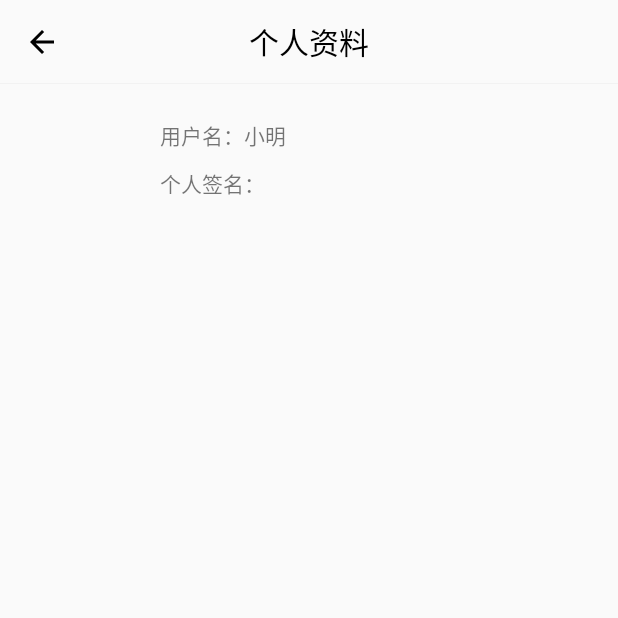
After one commit to CMingTseng/MyChat, an Android app: the AccountProfileActivity screen opened directly, with no data from a screen before it, on a phone screen of 412 x 824 dp, the top half of it. The commit adds this screen. Run offline under Robolectric (Android 15) with nearby library versions, the phone set to English and light mode, and no system bars; libraries missing offline, so code that uses them is left out: com.netease.nim, com.netease.nimlib; pictures from the network do not load; 5 statements that could not run were skipped.

Commit message:
显示用户信息，更新用户信息

```diff
--- a/app/src/main/AndroidManifest.xml
+++ b/app/src/main/AndroidManifest.xml
@@ -41,7 +41,7 @@
         android:icon="@mipmap/icon_chat"
         android:label="@string/app_name"
         android:supportsRtl="true"
-        android:name=".MyApplication"
+        android:name=".NimApplication"
         android:theme="@style/AppTheme">
 
         <activity android:name=".WelcomeActivity"
@@ -106,6 +106,8 @@
 
         <activity android:name=".ui.main.MainActivity"/>
         <activity android:name=".ui.login.LoginActivity"/>
+        <activity android:name=".ui.profile.AccountProfileActivity"/>
+        <activity android:name=".ui.profile.EditAccountProfileActivity"/>
     </application>
 
 </manifest>
--- a/app/src/main/java/com/dingmouren/mychat/MyApplication.java
+++ b/app/src/main/java/com/dingmouren/mychat/NimApplication.java
@@ -24,7 +24,7 @@ import java.io.IOException;
  * Created by Administrator on 2018/4/18.
  */
 
-public class MyApplication extends Application {
+public class NimApplication extends Application {
     public static Application sApplication;
     @Override
     public void onCreate() {
@@ -44,6 +44,7 @@ public class MyApplication extends Application {
 
             initUIKit();
 
+            NimSessionHelper.init();
         }
     }
 
--- a/app/src/main/java/com/dingmouren/mychat/NimPreferences.java
+++ b/app/src/main/java/com/dingmouren/mychat/NimPreferences.java
@@ -38,6 +38,6 @@ public class NimPreferences {
     }
 
     static SharedPreferences getSharedPreferences() {
-        return MyApplication.sApplication.getSharedPreferences("nim", Context.MODE_PRIVATE);
+        return NimApplication.sApplication.getSharedPreferences("nim", Context.MODE_PRIVATE);
     }
 }
--- /dev/null
+++ b/app/src/main/java/com/dingmouren/mychat/ui/profile/AccountProfileActivity.java
@@ -0,0 +1,111 @@
+package com.dingmouren.mychat.ui.profile;
+
+import android.content.Context;
+import android.content.Intent;
+import android.os.Bundle;
+import android.support.annotation.Nullable;
+import android.support.v7.app.AppCompatActivity;
+import android.util.Log;
+import android.view.View;
+import android.widget.ImageView;
+import android.widget.TextView;
+
+import com.bumptech.glide.Glide;
+import com.dingmouren.mychat.NimPreferences;
+import com.dingmouren.mychat.R;
+import com.netease.nim.uikit.api.NimUIKit;
+import com.netease.nimlib.sdk.NIMClient;
+import com.netease.nimlib.sdk.Observer;
+import com.netease.nimlib.sdk.RequestCallback;
+import com.netease.nimlib.sdk.uinfo.UserService;
+import com.netease.nimlib.sdk.uinfo.UserServiceObserve;
+import com.netease.nimlib.sdk.uinfo.constant.UserInfoFieldEnum;
+import com.netease.nimlib.sdk.uinfo.model.NimUserInfo;
+import com.netease.nimlib.sdk.uinfo.model.UserInfo;
+
+import java.util.HashMap;
+import java.util.List;
+import java.util.Map;
+
+/**
+ * Created by Administrator on 2018/4/20.
+ * 用户资料界面
+ */
+
+public class AccountProfileActivity extends AppCompatActivity{
+
+
+    private static final String TAG = "AccountProfileActivity";
+    private static final String ACCOUNT = "account";
+
+    private ImageView mImgHeaderIcon;
+    private TextView mTvName;
+    private TextView mTvSign;
+    private ImageView mImgEdit;
+    private ImageView mImgArrowBack;
+
+    private String mAccount;//账户
+
+    public static void start(Context context,String account){
+        Intent intent = new Intent(context,AccountProfileActivity.class);
+        intent.putExtra(ACCOUNT,account);
+        context.startActivity(intent);
+    }
+
+    @Override
+    protected void onCreate(@Nullable Bundle savedInstanceState) {
+        super.onCreate(savedInstanceState);
+        setContentView(R.layout.activity_account_profile);
+
+        parseIntent();
+
+        initView();
+
+        initListener();
+
+        initData();
+    }
+
+    private void parseIntent() {
+        if (getIntent() != null) mAccount = getIntent().getStringExtra(ACCOUNT);
+    }
+
+    private void initView(){
+        mImgHeaderIcon = findViewById(R.id.img_head_icon);
+        mTvName = findViewById(R.id.tv_name);
+        mTvSign = findViewById(R.id.tv_sign);
+        mImgEdit = findViewById(R.id.img_edit);
+        mImgArrowBack = findViewById(R.id.img_arrow_back);
+
+        String appAccount = NimPreferences.getUserAccount();
+        if (appAccount.equals(mAccount)){
+            mImgEdit.setVisibility(View.VISIBLE);
+        }else {
+            mImgEdit.setVisibility(View.GONE);
+        }
+    }
+
+    private void initListener(){
+        mImgArrowBack.setOnClickListener(new View.OnClickListener() {
+            @Override
+            public void onClick(View v) {
+                finish();
+            }
+        });
+
+        mImgEdit.setOnClickListener(new View.OnClickListener() {
+            @Override
+            public void onClick(View v) {
+                startActivity(new Intent(AccountProfileActivity.this,EditAccountProfileActivity.class));
+            }
+        });
+    }
+
+    private void initData(){
+        NimUserInfo userInfo = NIMClient.getService(UserService.class).getUserInfo(mAccount);
+        Glide.with(this).load(userInfo.getAvatar()).into(mImgHeaderIcon);
+        mTvName.setText(userInfo.getAccount());
+        mTvSign.setText(userInfo.getSignature());
+    }
+
+}
--- /dev/null
+++ b/app/src/main/res/drawable/header_icon_bg.xml
@@ -0,0 +1,6 @@
+<?xml version="1.0" encoding="utf-8"?>
+<shape xmlns:android="http://schemas.android.com/apk/res/android"
+    android:shape="rectangle"
+    >
+    <corners android:radius="40dp"/>
+</shape>
--- /dev/null
+++ b/app/src/main/res/drawable/ic_arrow_back_black_24dp.xml
@@ -0,0 +1,9 @@
+<vector xmlns:android="http://schemas.android.com/apk/res/android"
+        android:width="24dp"
+        android:height="24dp"
+        android:viewportWidth="24.0"
+        android:viewportHeight="24.0">
+    <path
+        android:fillColor="#000000"
+        android:pathData="M20,11H7.83l5.59,-5.59L12,4l-8,8 8,8 1.41,-1.41L7.83,13H20v-2z"/>
+</vector>
--- /dev/null
+++ b/app/src/main/res/drawable/ic_edit_black_24dp.xml
@@ -0,0 +1,9 @@
+<vector xmlns:android="http://schemas.android.com/apk/res/android"
+        android:width="24dp"
+        android:height="24dp"
+        android:viewportWidth="24.0"
+        android:viewportHeight="24.0">
+    <path
+        android:fillColor="#FF000000"
+        android:pathData="M3,17.25V21h3.75L17.81,9.94l-3.75,-3.75L3,17.25zM20.71,7.04c0.39,-0.39 0.39,-1.02 0,-1.41l-2.34,-2.34c-0.39,-0.39 -1.02,-0.39 -1.41,0l-1.83,1.83 3.75,3.75 1.83,-1.83z"/>
+</vector>
--- /dev/null
+++ b/app/src/main/res/layout/activity_account_profile.xml
@@ -0,0 +1,87 @@
+<?xml version="1.0" encoding="utf-8"?>
+<RelativeLayout xmlns:android="http://schemas.android.com/apk/res/android"
+    android:layout_width="match_parent"
+    android:layout_height="match_parent">
+
+    <!--actionbar-->
+    <RelativeLayout
+        android:id="@+id/action_bar"
+        android:layout_width="match_parent"
+        android:layout_height="?actionBarSize"
+        >
+
+        <ImageView
+            android:id="@+id/img_arrow_back"
+            android:layout_width="wrap_content"
+            android:layout_height="wrap_content"
+            android:src="@drawable/ic_arrow_back_black_24dp"
+            android:layout_centerVertical="true"
+            android:layout_marginLeft="16dp"
+            />
+
+        <TextView
+            android:layout_width="wrap_content"
+            android:layout_height="wrap_content"
+            android:text="个人资料"
+            android:textSize="20sp"
+            android:textColor="@android:color/black"
+            android:layout_centerInParent="true"
+            />
+        <View
+            android:layout_width="match_parent"
+            android:layout_height="1px"
+            android:background="@color/line_color"
+            android:layout_alignParentBottom="true"
+            />
+        <ImageView
+            android:id="@+id/img_edit"
+            android:layout_width="wrap_content"
+            android:layout_height="wrap_content"
+            android:layout_alignParentRight="true"
+            android:layout_marginRight="16dp"
+            android:layout_centerVertical="true"
+            android:src="@drawable/ic_edit_black_24dp"
+            />
+
+    </RelativeLayout>
+
+    <RelativeLayout
+        android:id="@+id/header_layout"
+        android:layout_width="match_parent"
+        android:layout_height="100dp"
+        android:layout_below="@+id/action_bar"
+        >
+        <ImageView
+            android:id="@+id/img_head_icon"
+            android:layout_width="80dp"
+            android:layout_height="80dp"
+            android:layout_centerVertical="true"
+            android:layout_marginLeft="16dp"
+            android:background="@drawable/header_icon_bg"
+            />
+        <LinearLayout
+            android:layout_width="wrap_content"
+            android:layout_height="wrap_content"
+            android:orientation="vertical"
+            android:layout_centerVertical="true"
+            android:layout_toRightOf="@+id/img_head_icon"
+            android:layout_marginLeft="5dp"
+            >
+            <TextView
+                android:id="@+id/tv_name"
+                android:layout_width="wrap_content"
+                android:layout_height="wrap_content"
+                android:text="用户名：小明"
+                android:padding="5dp"
+                />
+            <TextView
+                android:id="@+id/tv_sign"
+                android:layout_width="wrap_content"
+                android:layout_height="wrap_content"
+                android:text="个人签名："
+                android:padding="5dp"
+                />
+        </LinearLayout>
+    </RelativeLayout>
+
+</RelativeLayout>
--- a/app/src/main/res/values/colors.xml
+++ b/app/src/main/res/values/colors.xml
@@ -5,4 +5,5 @@
     <color name="colorAccent">#FF4081</color>
 
     <color name="main_color">#D4237A</color>
+    <color name="line_color">#f2f2f2</color>
 </resources>
--- a/app/src/main/res/values/styles.xml
+++ b/app/src/main/res/values/styles.xml
@@ -3,8 +3,8 @@
     <!-- Base application theme. -->
     <style name="AppTheme" parent="Theme.AppCompat.Light.NoActionBar">
         <!-- Customize your theme here. -->
-        <item name="colorPrimary">@color/main_color</item>
-        <item name="colorPrimaryDark">@color/main_color</item>
+        <item name="colorPrimary">@android:color/white</item>
+        <item name="colorPrimaryDark">@android:color/white</item>
         <item name="colorAccent">@color/colorAccent</item>
     </style>
 
```
Also changed, not shown: app/src/main/java/com/dingmouren/mychat/NimSessionHelper.java (added, +43 -0 lines), app/src/main/java/com/dingmouren/mychat/ui/profile/EditAccountProfileActivity.java (added, +94 -0 lines), app/src/main/res/layout/activity_edit_account_profile.xml (added, +39 -0 lines), app/src/main/res/layout/activity_main.xml (+18 -7 lines).
